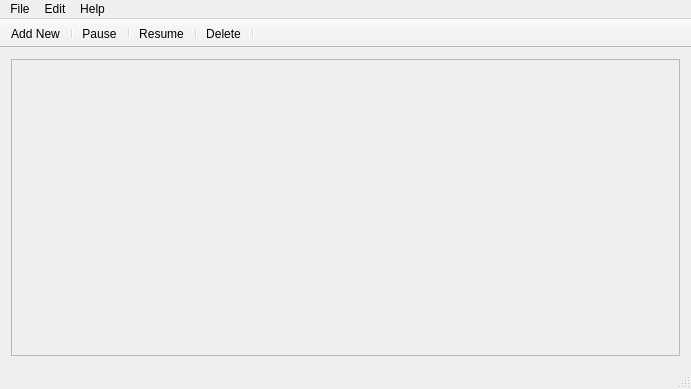
manox14/qtaria, file src/mainwindow.ui: the form before one commit.
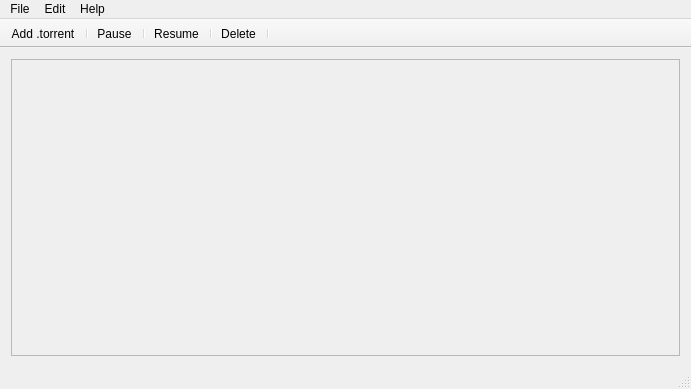
The form after the commit. Icons and pictures are not drawn.

Diff of the .ui file:
```diff
--- a/src/mainwindow.ui
+++ b/src/mainwindow.ui
@@ -169,7 +169,7 @@
      <normaloff>:/icons/icons/add-logo.svg</normaloff>:/icons/icons/add-logo.svg</iconset>
    </property>
    <property name="text">
-    <string>Add New</string>
+    <string>Add .torrent</string>
    </property>
    <property name="toolTip">
     <string>&lt;html&gt;&lt;head/&gt;&lt;body&gt;&lt;p&gt;Add New&lt;/p&gt;&lt;/body&gt;&lt;/html&gt;</string>
```
Left out of the diff: 34 changed lines with no effect on the pictures.
